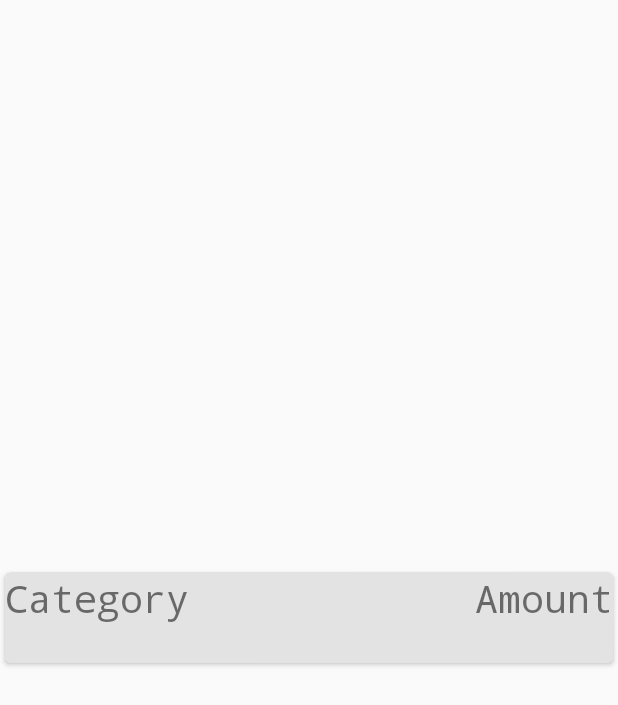
After one commit to banuelossoto-leticia/BudgetBuddy, an Android app: the layout transaction_list_cardview_layout.xml on its own in the app's theme, with its tools: preview values and no code run, on a phone screen of 412 x 824 dp. The commit adds this screen. Shown: the top 705 px of the screen. Run offline under Robolectric (Android 15) with nearby library versions, the phone set to English and light mode, and no system bars.

Commit message:
slowly merging my branch lety2Temp with julian's.

```diff
--- a/app/build.gradle
+++ b/app/build.gradle
@@ -35,4 +35,6 @@ dependencies {
     androidTestImplementation 'androidx.test.ext:junit:1.1.1'
     androidTestImplementation 'androidx.test.espresso:espresso-core:3.2.0'
     implementation 'com.github.PhilJay:MPAndroidChart:v3.1.0'
+    implementation 'androidx.recyclerview:recyclerview:1.1.0'
+    implementation 'androidx.cardview:cardview:1.0.0'
 }
--- a/app/src/main/java/com/example/cecs448/AddBudgetActivity.java
+++ b/app/src/main/java/com/example/cecs448/AddBudgetActivity.java
@@ -82,7 +82,7 @@ public class AddBudgetActivity extends AppCompatActivity
         super.onCreate(savedInstanceState);
         setContentView(R.layout.activity_add_budget);
 
-        generateRandomData();
+        //generateRandomData();
 
         //creating the text views and edit texts to show if the user does not input all information needed to submit a transaction
         final TextView invalidInputAmountText = (TextView) findViewById(R.id.invalidInputAmountText);
--- a/app/src/main/java/com/example/cecs448/AddTransactionActivity.java
+++ b/app/src/main/java/com/example/cecs448/AddTransactionActivity.java
@@ -87,7 +87,7 @@ public class AddTransactionActivity extends AppCompatActivity
         super.onCreate(savedInstanceState);
         setContentView(R.layout.activity_add_transaction);
 
-        generateRandomData();
+        //generateRandomData();
 
         //dummy data for the categories list
         ArrayList<String> categories = new ArrayList<String>();
--- /dev/null
+++ b/app/src/main/res/layout/transaction_list_cardview_layout.xml
@@ -0,0 +1,39 @@
+<?xml version="1.0" encoding="utf-8"?>
+
+<androidx.cardview.widget.CardView
+
+    xmlns:android="http://schemas.android.com/apk/res/android"
+    xmlns:card_view="http://schemas.android.com/apk/res-auto"
+    android:id="@+id/cvTransaction"
+    android:layout_width="match_parent"
+    android:layout_height="70dp"
+    android:layout_gravity="center"
+    card_view:cardCornerRadius="4dp"
+    card_view:cardUseCompatPadding="true">
+
+    <LinearLayout
+        android:layout_width="match_parent"
+        android:layout_height="match_parent"
+        android:background="#E3E3E3">
+
+        <TextView
+            android:id="@+id/tvCategory"
+            android:layout_width="201dp"
+            android:layout_height="match_parent"
+            android:fontFamily="monospace"
+            android:text="Category"
+            android:textAlignment="textStart"
+            android:textSize="25sp" />
+
+        <TextView
+            android:id="@+id/tvAmount"
+            android:layout_width="match_parent"
+            android:layout_height="match_parent"
+            android:fontFamily="monospace"
+            android:text="Amount"
+            android:textAlignment="textEnd"
+            android:textSize="25sp" />
+
+    </LinearLayout>
+
+</androidx.cardview.widget.CardView>
```
Also changed, not shown: app/src/main/java/com/example/cecs448/HomeScreenActivity.java (+42 -0 lines), app/src/main/java/com/example/cecs448/Transaction.java (added, +53 -0 lines), app/src/main/java/com/example/cecs448/TransactionListActivity.java (+47 -9 lines), app/src/main/java/com/example/cecs448/TransactionsAdapter.java (added, +82 -0 lines), app/src/main/res/layout/activity_transaction_list.xml (+51 -9 lines).
